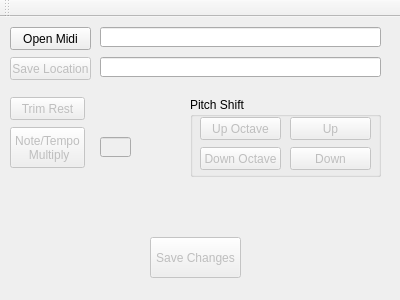
The window that midiqtool.ui (Haaglar/MidiQTool) describes before a commit, drawn with Qt 5.
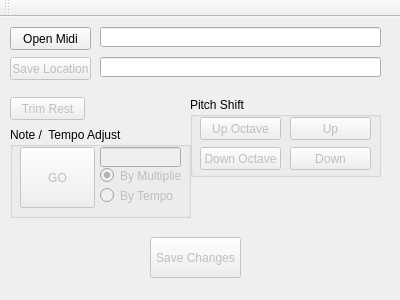
The same window after the commit.

Commit message: Added adjust to tempo, fixed firstTempo; (int->double)

Diff of the .ui file:
```diff
--- a/midiqtool.ui
+++ b/midiqtool.ui
@@ -119,40 +119,7 @@
      <string>Save Changes</string>
     </property>
    </widget>
-   <widget class="QPushButton" name="pushButtonTNUdjust">
-    <property name="enabled">
-     <bool>false</bool>
-    </property>
-    <property name="geometry">
-     <rect>
-      <x>10</x>
-      <y>110</y>
-      <width>75</width>
-      <height>41</height>
-     </rect>
-    </property>
-    <property name="text">
-     <string>Note/Tempo
- Multiply</string>
-    </property>
-   </widget>
-   <widget class="QLineEdit" name="lineEditNTMValue">
-    <property name="enabled">
-     <bool>false</bool>
-    </property>
-    <property name="geometry">
-     <rect>
-      <x>100</x>
-      <y>120</y>
-      <width>31</width>
-      <height>20</height>
-     </rect>
-    </property>
-    <property name="inputMethodHints">
-     <set>Qt::ImhDigitsOnly</set>
-    </property>
-   </widget>
-   <widget class="QGroupBox" name="groupBox">
+   <widget class="QGroupBox" name="groupBoxPitch">
     <property name="geometry">
      <rect>
       <x>190</x>
@@ -229,6 +196,100 @@
      </property>
     </widget>
    </widget>
+   <widget class="QGroupBox" name="groupBox">
+    <property name="geometry">
+     <rect>
+      <x>10</x>
+      <y>110</y>
+      <width>181</width>
+      <height>91</height>
+     </rect>
+    </property>
+    <property name="title">
+     <string>Note /  Tempo Adjust</string>
+    </property>
+    <widget class="QPushButton" name="pushButtonTNUdjust">
+     <property name="enabled">
+      <bool>false</bool>
+     </property>
+     <property name="geometry">
+      <rect>
+       <x>10</x>
+       <y>20</y>
+       <width>75</width>
+       <height>61</height>
+      </rect>
+     </property>
+     <property name="text">
+      <string>GO</string>
+     </property>
+    </widget>
+    <widget class="QLineEdit" name="lineEditNTMValue">
+     <property name="enabled">
+      <bool>false</bool>
+     </property>
+     <property name="geometry">
+      <rect>
+       <x>90</x>
+       <y>20</y>
+       <width>81</width>
+       <height>20</height>
+      </rect>
+     </property>
+     <property name="inputMethodHints">
+      <set>Qt::ImhDigitsOnly</set>
+     </property>
+    </widget>
+    <widget class="QRadioButton" name="radioButtonMulti">
+     <property name="enabled">
+      <bool>false</bool>
+     </property>
+     <property name="geometry">
+      <rect>
+       <x>90</x>
+       <y>40</y>
+       <width>82</width>
+       <height>17</height>
+      </rect>
+     </property>
+     <property name="text">
+      <string>By Multiplier</string>
+     </property>
+     <property name="checked">
+      <bool>true</bool>
+     </property>
+     <attribute name="buttonGroup">
+      <string notr="true">buttonGroupMultiplier</string>
+     </attribute>
+    </widget>
+    <widget class="QRadioButton" name="radioButtonTempo">
+     <property name="enabled">
+      <bool>false</bool>
+     </property>
+     <property name="geometry">
+      <rect>
+       <x>90</x>
+       <y>60</y>
+       <width>82</width>
+       <height>17</height>
+      </rect>
+     </property>
+     <property name="text">
+      <string>By Tempo</string>
+     </property>
+     <attribute name="buttonGroup">
+      <string notr="true">buttonGroupMultiplier</string>
+     </attribute>
+    </widget>
+   </widget>
+   <zorder>groupBox</zorder>
+   <zorder>pushButtonOpenMidi</zorder>
+   <zorder>lineEditFile</zorder>
+   <zorder>pushButtonSaveLocation</zorder>
+   <zorder>lineEditSaveLoc</zorder>
+   <zorder>pushButtonTrimRest</zorder>
+   <zorder>pushButtonSave</zorder>
+   <zorder>groupBoxPitch</zorder>
   </widget>
   <widget class="QMenuBar" name="menuBar">
    <property name="geometry">
```
Left out of the diff: 3 changed lines with no effect on the pictures. The commit also changes 4 other files.
